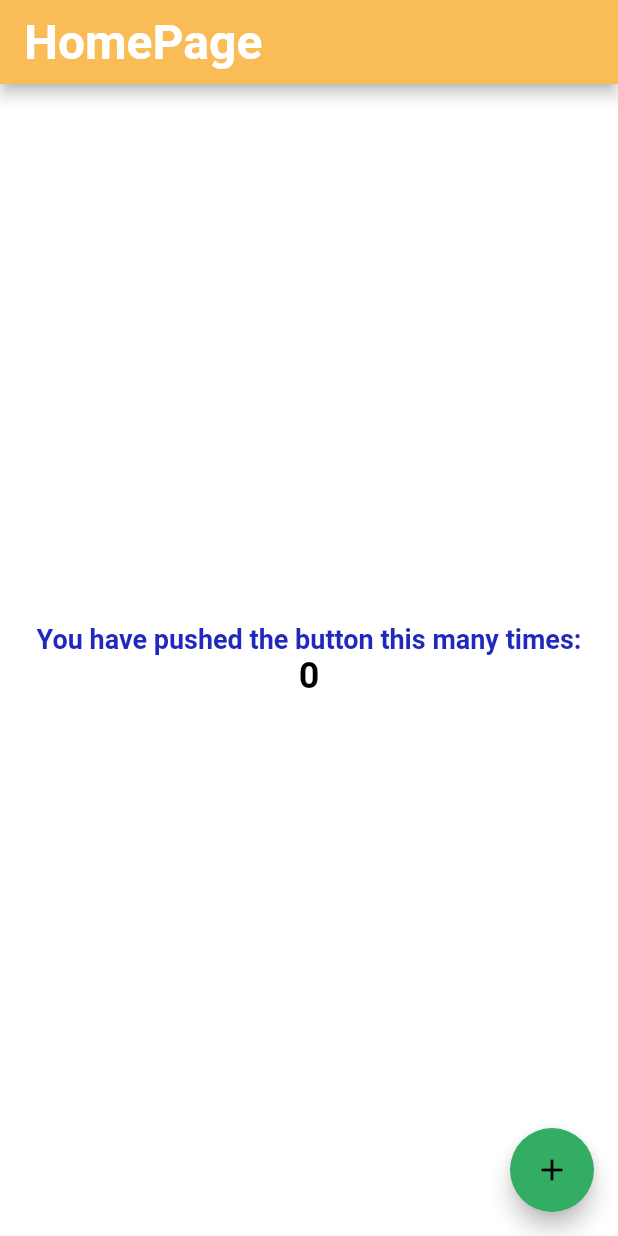
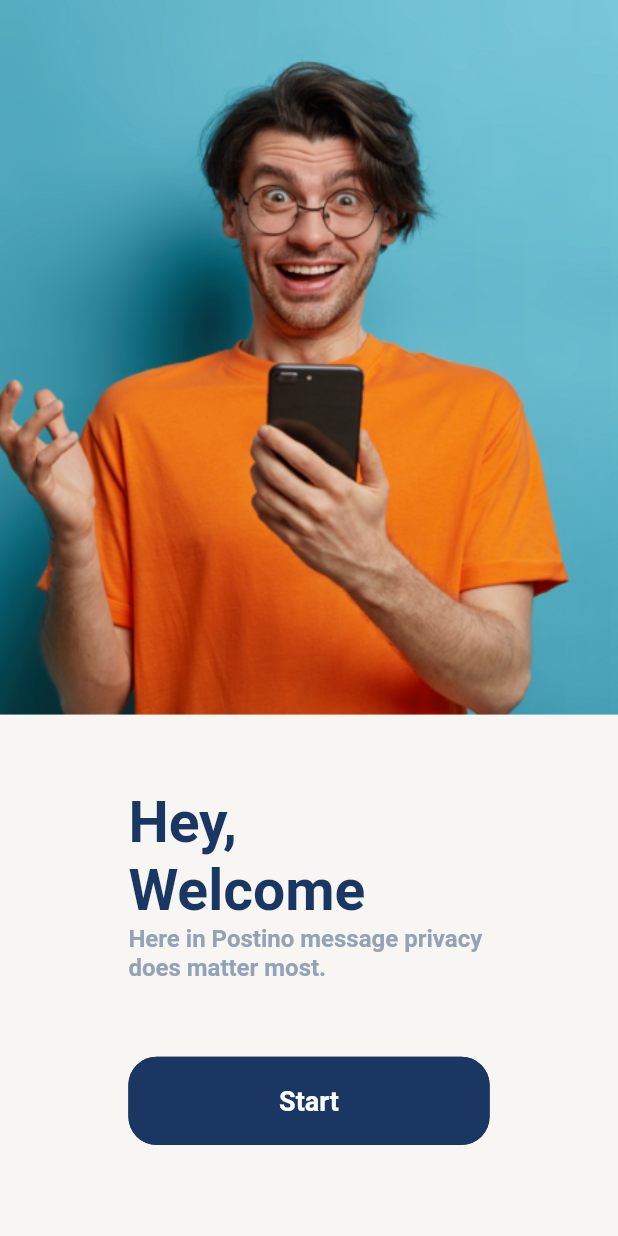
Before and after one commit to CyberWake/postino, a Flutter app: the screen it shows after launch, on a phone screen of 412 x 824 dp. Run offline on Flutter 3.47's test engine with Material 2 defaults, Android fonts, the phone set to English and light mode, and no system bars; our stand-ins replace firebase_auth, firebase_core, get_it; accounts and stored records are empty; Roboto replaces fonts that are missing (Nunito).

Commit message:
Onboarding ui

```diff
--- a/lib/business_login/utils/routing_constants.dart
+++ b/lib/business_login/utils/routing_constants.dart
@@ -1,3 +1,4 @@
 class Routes {
   static const String splashScreen = "/";
+  static const String onboarding = "/onboarding";
 }
--- /dev/null
+++ b/lib/business_login/view_models/onboarding_screen_view_model.dart
@@ -0,0 +1,50 @@
+import 'package:flutter/material.dart';
+import 'package:postino/business_login/view_models/base_view_model.dart';
+
+class OnboardingScreenViewModel extends BaseModel {
+  PageController controller = PageController(
+    initialPage: 0,
+  );
+
+  final List<String> title = [
+    'Hey,\nWelcome',
+    'Flawless\nservice',
+    'User\nfriendly'
+  ];
+  final List<String> subTitle = [
+    'Here in Postino message privacy does matter most.',
+    'We work hard to provide flawless service to our users possible',
+    'Moreover, our main concern is to make the app user friendly comparing others on the market'
+  ];
+
+  double opacity = 1.0;
+  int page = 0;
+
+  void scrollListener() {
+    opacity = controller.page! % 1 == 0
+        ? 1.0
+        : (controller.page! - controller.page!.floor()) / 10;
+    page = controller.page!.floor();
+    notifyListeners();
+  }
+
+  void next() {
+    if (page != 2) {
+      controller.animateToPage(
+        page + 1,
+        duration: const Duration(milliseconds: 250),
+        curve: Curves.easeIn,
+      );
+    }
+  }
+
+  init() {
+    controller.addListener(scrollListener);
+  }
+
+  @override
+  void dispose() {
+    controller.dispose();
+    super.dispose();
+  }
+}
--- a/lib/router.dart
+++ b/lib/router.dart
@@ -2,14 +2,21 @@ import 'package:flutter/cupertino.dart';
 import 'package:flutter/material.dart';
 import 'package:postino/business_login/utils/routing_constants.dart';
 import 'package:postino/main.dart';
+import 'package:postino/ui/views/onboarding_screen_view.dart';
+import 'package:postino/ui/views/splash_screen_view.dart';
 
 Route<dynamic> generateRoute(RouteSettings settings) {
   switch (settings.name) {
     case Routes.splashScreen:
       return MaterialPageRoute(
-        builder: (context) => const MyHomePage(
-          key: Key('Error'),
-          title: 'HomePage',
+        builder: (context) => const SplashScreenView(
+          key: Key('SplashScreen'),
+        ),
+      );
+    case Routes.onboarding:
+      return MaterialPageRoute(
+        builder: (context) => const OnboardingScreenView(
+          key: Key('SplashScreen'),
         ),
       );
     default:
--- a/lib/services/SizeConfig/size_config_service_implementation.dart
+++ b/lib/services/SizeConfig/size_config_service_implementation.dart
@@ -14,10 +14,10 @@ class SizeConfigImpl implements SizeConfig {
   }
 
   double getPropHeight(double staticHeight) {
-    return screenHeight * (staticHeight / 823);
+    return screenHeight * (staticHeight / 896);
   }
 
   double getPropWidth(double staticWidth) {
-    return screenWidth * (staticWidth / 411);
+    return screenWidth * (staticWidth / 414);
   }
 }
--- a/lib/services/service_locator.dart
+++ b/lib/services/service_locator.dart
@@ -1,4 +1,6 @@
 import 'package:get_it/get_it.dart';
+import 'package:postino/business_login/view_models/onboarding_screen_view_model.dart';
+import 'package:postino/business_login/view_models/splash_screen_view_model.dart';
 import 'package:postino/services/Navigation/navigation_service_implementation.dart';
 import 'package:postino/services/SizeConfig/size_config_service_implementation.dart';
 
@@ -10,5 +12,6 @@ void setupServiceLocator() {
   serviceLocator.registerSingleton(SizeConfigImpl());
   serviceLocator.registerSingleton(NavigationServiceImpl());
 
-  // serviceLocator.registerFactory(() => SplashScreenViewModel());
+  serviceLocator.registerFactory(() => SplashScreenViewModel());
+  serviceLocator.registerFactory(() => OnboardingScreenViewModel());
 }
--- /dev/null
+++ b/lib/ui/views/onboarding_screen_view.dart
@@ -0,0 +1,96 @@
+import 'package:flutter/material.dart';
+import 'package:postino/business_login/view_models/onboarding_screen_view_model.dart';
+import 'package:postino/services/service_locator.dart';
+import 'package:postino/ui/views/base_view.dart';
+import 'package:postino/ui/widgets/rounded_rectangular_border.dart';
+
+class OnboardingScreenView extends StatefulWidget {
+  const OnboardingScreenView({Key? key}) : super(key: key);
+
+  @override
+  _OnboardingScreenViewState createState() => _OnboardingScreenViewState();
+}
+
+class _OnboardingScreenViewState extends State<OnboardingScreenView> {
+  @override
+  Widget build(BuildContext context) {
+    return BaseView<OnboardingScreenViewModel>(
+      onModelReady: (model) => model.init(),
+      builder: (context, model, child) {
+        return Scaffold(
+          body: Column(
+            children: [
+              Expanded(
+                flex: 518,
+                child: PageView.builder(
+                  itemCount: 3,
+                  controller: model.controller,
+                  itemBuilder: (context, index) {
+                    return Image.asset(
+                      'assets/images/image-$index.png',
+                      fit: BoxFit.fitHeight,
+                    );
+                  },
+                ),
+              ),
+              Expanded(
+                flex: 378,
+                child: Container(
+                  alignment: Alignment.center,
+                  width: sizeConfig.getPropWidth(414),
+                  color: const Color(0xFFF7F6F2),
+                  child: SizedBox(
+                    width: sizeConfig.getPropWidth(242),
+                    child: Column(
+                      mainAxisAlignment: MainAxisAlignment.center,
+                      crossAxisAlignment: CrossAxisAlignment.start,
+                      children: [
+                        const Spacer(),
+                        AnimatedOpacity(
+                          duration: const Duration(milliseconds: 250),
+                          opacity: model.opacity,
+                          child: Text(
+                            model.title[model.page],
+                            style: const TextStyle(
+                              color: Color(0xFF1A3764),
+                              fontWeight: FontWeight.bold,
+                              fontSize: 38,
+                            ),
+                          ),
+                        ),
+                        AnimatedOpacity(
+                          duration: const Duration(milliseconds: 250),
+                          opacity: model.opacity,
+                          child: Text(
+                            model.subTitle[model.page],
+                            style: const TextStyle(
+                              color: Color(0xFF94A2B8),
+                              fontWeight: FontWeight.w600,
+                              fontSize: 16,
+                            ),
+                          ),
+                        ),
+                        const Spacer(),
+                        Padding(
+                          padding: EdgeInsets.only(
+                              bottom: sizeConfig.getPropHeight(66)),
+                          child: CustomRoundRectButton(
+                            onTap: model.next,
+                            child: const Text(
+                              'Start',
+                              style: TextStyle(color: Colors.white),
+                            ),
+                          ),
+                        )
+                      ],
+                    ),
+                  ),
+                ),
+              ),
+            ],
+          ),
+        );
+      },
+    );
+  }
+}
--- /dev/null
+++ b/lib/ui/widgets/rounded_rectangular_border.dart
@@ -0,0 +1,38 @@
+import 'package:flutter/material.dart';
+import 'package:postino/services/service_locator.dart';
+
+class CustomRoundRectButton extends StatelessWidget {
+  const CustomRoundRectButton({
+    Key? key,
+    required this.child,
+    this.onTap,
+    this.borderColor = const Color(0xFF1A3764),
+    this.fillColor = const Color(0xFF1A3764),
+  }) : super(key: key);
+  final void Function()? onTap;
+  final Widget child;
+  final Color borderColor;
+  final Color fillColor;
+
+  @override
+  Widget build(BuildContext context) {
+    return Material(
+      color: fillColor,
+      borderRadius: BorderRadius.circular(sizeConfig.getPropWidth(19)),
+      child: InkWell(
+        onTap: onTap ?? () {},
+        borderRadius: BorderRadius.circular(sizeConfig.getPropWidth(19)),
+        child: Container(
+          width: sizeConfig.getPropWidth(300),
+          height: sizeConfig.getPropHeight(64),
+          alignment: Alignment.center,
+          decoration: BoxDecoration(
+            border: Border.all(color: borderColor),
+            borderRadius: BorderRadius.circular(sizeConfig.getPropWidth(19)),
+          ),
+          child: child,
+        ),
+      ),
+    );
+  }
+}
```
Also changed, not shown: lib/business_login/view_models/splash_screen_view_model.dart (added, +12 -0 lines), lib/ui/views/splash_screen_view.dart (added, +29 -0 lines), pubspec.yaml (+9 -2 lines), assets/images/image-0.png (added), assets/images/image-1.png (added), assets/images/image-2.png (added), assets/images/splash_flutter.png (added), assets/images/splash_native.png (added), 7 other files.
